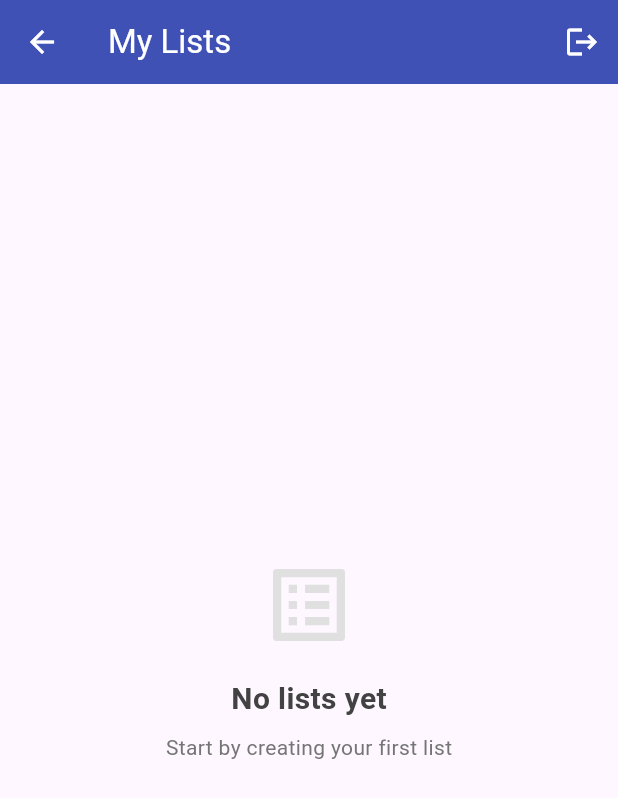
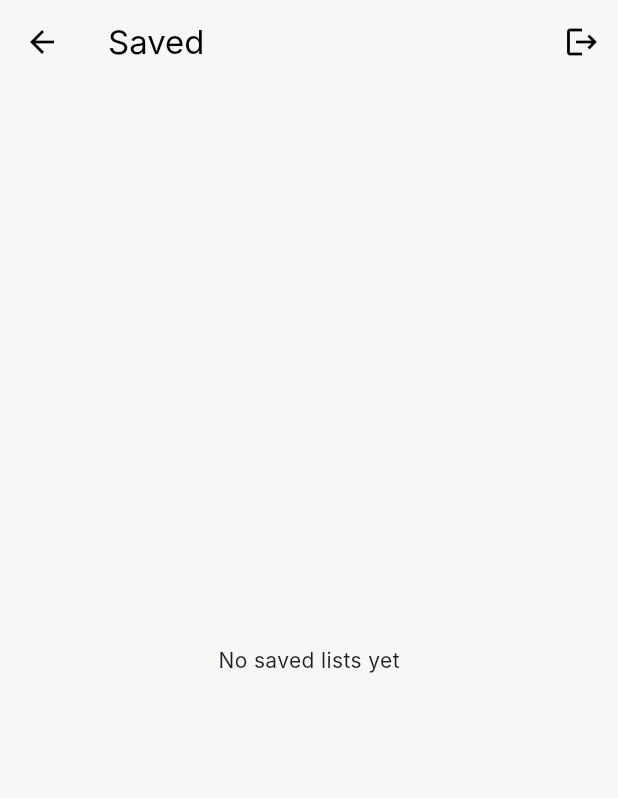
Before and after one commit to wesleybliss/vivant, a Flutter app: the ListsScreen screen opened directly, after a tap on the "logout" icon, on a phone screen of 412 x 824 dp. Shown: the top 798 px of the screen. Run offline on Flutter 3.47's test engine with Material 3 defaults, Android fonts, the light colour scheme and no system bars; our stand-ins replace firebase_auth, firebase_core, firebase_crashlytics, flutter_dotenv, flutter_secure_storage, google_sign_in; missing offline and left inert: window_manager; accounts and stored records are empty; network calls fail; Roboto replaces fonts that are missing (Inter).

Commit message:
GPT 5.2 mocks implementation

```diff
--- a/lib/screens/auth/login_screen.dart
+++ b/lib/screens/auth/login_screen.dart
@@ -1,3 +1,4 @@
+import 'package:flutter/material.dart';
 import 'package:flutter/material.dart';
 import 'package:provider/provider.dart';
 import 'package:vivant/providers/auth_provider.dart';
@@ -10,20 +11,16 @@ class LoginScreen extends StatelessWidget {
     final authProvider = Provider.of<AuthProvider>(context);
 
     return Scaffold(
+      backgroundColor: const Color(0xFFF8F7F5),
       body: SafeArea(
-        child: Center(
         child: Padding(
-            padding: const EdgeInsets.all(24.0),
+          padding: const EdgeInsets.symmetric(horizontal: 24.0),
           child: Column(
-              mainAxisAlignment: MainAxisAlignment.center,
-              crossAxisAlignment: CrossAxisAlignment.center,
+            mainAxisAlignment: MainAxisAlignment.spaceBetween,
+            crossAxisAlignment: CrossAxisAlignment.start,
             children: [
               // Logo/Title
-                const Icon(
-                  Icons.restaurant_menu,
-                  size: 80,
-                  color: Colors.indigo,
-                ),
+              const Icon(Icons.restaurant_menu, size: 80, color: Colors.indigo),
               const SizedBox(height: 24),
               const Text(
                 'Vivant Gastronomy',
@@ -36,10 +33,7 @@ class LoginScreen extends StatelessWidget {
               const SizedBox(height: 8),
               const Text(
                 'Discover and save your favorite places',
-                  style: TextStyle(
-                    fontSize: 16,
-                    color: Colors.grey,
-                  ),
+                style: TextStyle(fontSize: 16, color: Colors.grey),
                 textAlign: TextAlign.center,
               ),
               const SizedBox(height: 64),
@@ -67,8 +61,9 @@ class LoginScreen extends StatelessWidget {
                           width: 24,
                           child: CircularProgressIndicator(
                             strokeWidth: 2,
-                              valueColor:
-                                  AlwaysStoppedAnimation<Color>(Colors.white),
+                            valueColor: AlwaysStoppedAnimation<Color>(
+                              Colors.white,
+                            ),
                           ),
                         )
                       : const Text(
@@ -111,7 +106,6 @@ class LoginScreen extends StatelessWidget {
           ),
         ),
       ),
-      ),
     );
   }
 }
--- a/lib/screens/lists/lists_screen.dart
+++ b/lib/screens/lists/lists_screen.dart
@@ -15,7 +15,6 @@ class _ListsScreenState extends State<ListsScreen> {
   @override
   void initState() {
     super.initState();
-    // Load lists when screen initializes
     WidgetsBinding.instance.addPostFrameCallback((_) {
       Provider.of<ListsProvider>(context, listen: false).loadLists();
     });
@@ -28,9 +27,7 @@ class _ListsScreenState extends State<ListsScreen> {
 
     return Scaffold(
       appBar: AppBar(
-        title: const Text('My Lists'),
-        backgroundColor: Colors.indigo,
-        foregroundColor: Colors.white,
+        title: const Text('Saved'),
         actions: [
           IconButton(
             icon: const Icon(Icons.logout),
@@ -38,159 +35,68 @@ class _ListsScreenState extends State<ListsScreen> {
               await authProvider.signOut();
               listsProvider.clear();
             },
-            tooltip: 'Sign Out',
           ),
         ],
       ),
-      body: SafeArea(
-        child: _buildBody(listsProvider),
-      ),
+      body: SafeArea(child: _buildBody(listsProvider)),
     );
   }
 
   Widget _buildBody(ListsProvider listsProvider) {
     if (listsProvider.isLoading) {
-      return const Center(
-        child: CircularProgressIndicator(),
-      );
-    }
-
-    if (listsProvider.error != null) {
-      return Center(
-        child: Padding(
-          padding: const EdgeInsets.all(24.0),
-          child: Column(
-            mainAxisAlignment: MainAxisAlignment.center,
-            children: [
-              Icon(
-                Icons.error_outline,
-                size: 64,
-                color: Colors.red.shade300,
-              ),
-              const SizedBox(height: 16),
-              Text(
-                'Error loading lists',
-                style: TextStyle(
-                  fontSize: 20,
-                  fontWeight: FontWeight.bold,
-                  color: Colors.grey.shade800,
-                ),
-              ),
-              const SizedBox(height: 8),
-              Text(
-                listsProvider.error!,
-                style: TextStyle(
-                  fontSize: 14,
-                  color: Colors.grey.shade600,
-                ),
-                textAlign: TextAlign.center,
-              ),
-              const SizedBox(height: 24),
-              ElevatedButton.icon(
-                onPressed: () => listsProvider.loadLists(),
-                icon: const Icon(Icons.refresh),
-                label: const Text('Retry'),
-                style: ElevatedButton.styleFrom(
-                  backgroundColor: Colors.indigo,
-                  foregroundColor: Colors.white,
-                ),
-              ),
-            ],
-          ),
-        ),
-      );
+      return const Center(child: CircularProgressIndicator());
     }
 
     if (listsProvider.lists.isEmpty) {
-      return Center(
-        child: Padding(
-          padding: const EdgeInsets.all(24.0),
-          child: Column(
-            mainAxisAlignment: MainAxisAlignment.center,
-            children: [
-              Icon(
-                Icons.list_alt,
-                size: 64,
-                color: Colors.grey.shade300,
-              ),
-              const SizedBox(height: 16),
-              Text(
-                'No lists yet',
-                style: TextStyle(
-                  fontSize: 20,
-                  fontWeight: FontWeight.bold,
-                  color: Colors.grey.shade800,
-                ),
-              ),
-              const SizedBox(height: 8),
-              Text(
-                'Start by creating your first list',
-                style: TextStyle(
-                  fontSize: 14,
-                  color: Colors.grey.shade600,
-                ),
-              ),
-            ],
-          ),
-        ),
-      );
+      return const Center(child: Text('No saved lists yet'));
     }
 
     return RefreshIndicator(
       onRefresh: () => listsProvider.loadLists(),
-      child: ListView.builder(
-        padding: const EdgeInsets.all(16),
+      child: ListView.separated(
+        padding: const EdgeInsets.symmetric(horizontal: 20, vertical: 12),
         itemCount: listsProvider.lists.length,
+        separatorBuilder: (_, __) => const Divider(height: 32),
         itemBuilder: (context, index) {
           final list = listsProvider.lists[index];
-          return Card(
-            margin: const EdgeInsets.only(bottom: 12),
-            elevation: 2,
-            shape: RoundedRectangleBorder(
-              borderRadius: BorderRadius.circular(12),
-            ),
-            child: ListTile(
-              contentPadding: const EdgeInsets.symmetric(
-                horizontal: 20,
-                vertical: 12,
-              ),
-              leading: Container(
-                width: 48,
-                height: 48,
-                decoration: BoxDecoration(
-                  color: Colors.indigo.shade50,
-                  shape: BoxShape.circle,
+          return InkWell(
+            onTap: () {
+              Navigator.push(
+                context,
+                MaterialPageRoute(
+                  builder: (context) => ListDetailScreen(list: list),
                 ),
-                child: Center(
-                  child: Text(
-                    list.emoji,
-                    style: const TextStyle(fontSize: 24),
+              );
+            },
+            child: Row(
+              crossAxisAlignment: CrossAxisAlignment.start,
+              children: [
+                Text(list.emoji, style: const TextStyle(fontSize: 26)),
+                const SizedBox(width: 16),
+                Expanded(
+                  child: Column(
+                    crossAxisAlignment: CrossAxisAlignment.start,
+                    children: [
+                      Text(
+                        list.name,
+                        style: const TextStyle(
+                          fontSize: 18,
+                          fontWeight: FontWeight.w600,
+                        ),
+                      ),
+                      const SizedBox(height: 4),
+                      Text(
+                        '${list.placeCount ?? 0} places',
+                        style: const TextStyle(
+                          fontSize: 14,
+                          color: Colors.grey,
+                        ),
+                      ),
+                    ],
                   ),
                 ),
-              ),
-              title: Text(
-                list.name,
-                style: const TextStyle(
-                  fontSize: 18,
-                  fontWeight: FontWeight.w600,
-                ),
-              ),
-              subtitle: Text(
-                '${list.placeCount ?? 0} places',
-                style: TextStyle(
-                  fontSize: 14,
-                  color: Colors.grey.shade600,
-                ),
-              ),
-              trailing: const Icon(Icons.chevron_right),
-              onTap: () {
-                Navigator.push(
-                  context,
-                  MaterialPageRoute(
-                    builder: (context) => ListDetailScreen(list: list),
-                  ),
-                );
-              },
+                const Icon(Icons.more_horiz, color: Colors.grey),
+              ],
             ),
           );
         },
```
Also changed, not shown: lib/main.dart (+22 -12 lines), lib/screens/app_shell.dart (added, +66 -0 lines), lib/screens/home_screen.dart (+71 -15 lines), lib/screens/lists/list_detail_screen.dart (+18 -36 lines). Lines whose indentation alone changed are shown as unchanged.
